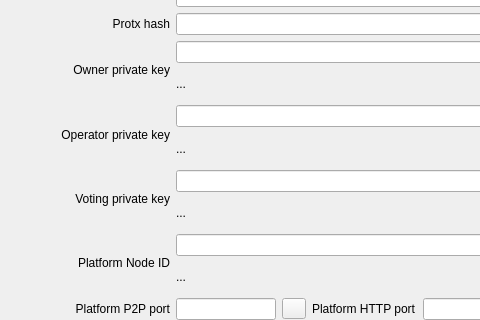
First picture: the form in src/ui/ui_masternode_details_wdg.ui, repository Bertrand256/dash-masternode-tool, before the edit; both pictures show x 0 to 480 and y 151 to 471 of the 700 by 471 pixel window.
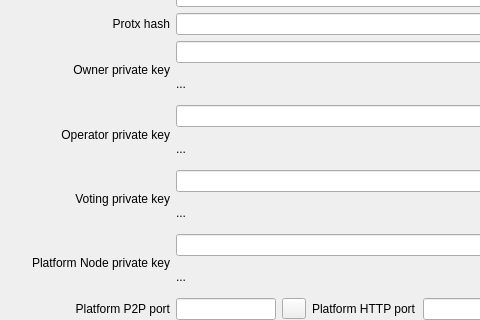
Second picture: the form after the edit.

Commit message: Support for entering ed25519 private key related to a masternode platform node id.

Diff of the .ui file:
```diff
--- a/src/ui/ui_masternode_details_wdg.ui
+++ b/src/ui/ui_masternode_details_wdg.ui
@@ -797,7 +797,7 @@
            </size>
           </property>
           <property name="text">
-           <string>Platform Node ID</string>
+           <string>Platform Node private key</string>
           </property>
           <property name="alignment">
            <set>Qt::AlignRight|Qt::AlignTrailing|Qt::AlignVCenter</set>
```
Left out of the diff: 2 changed lines with no effect on the pictures. The commit also changes 10 other files.
